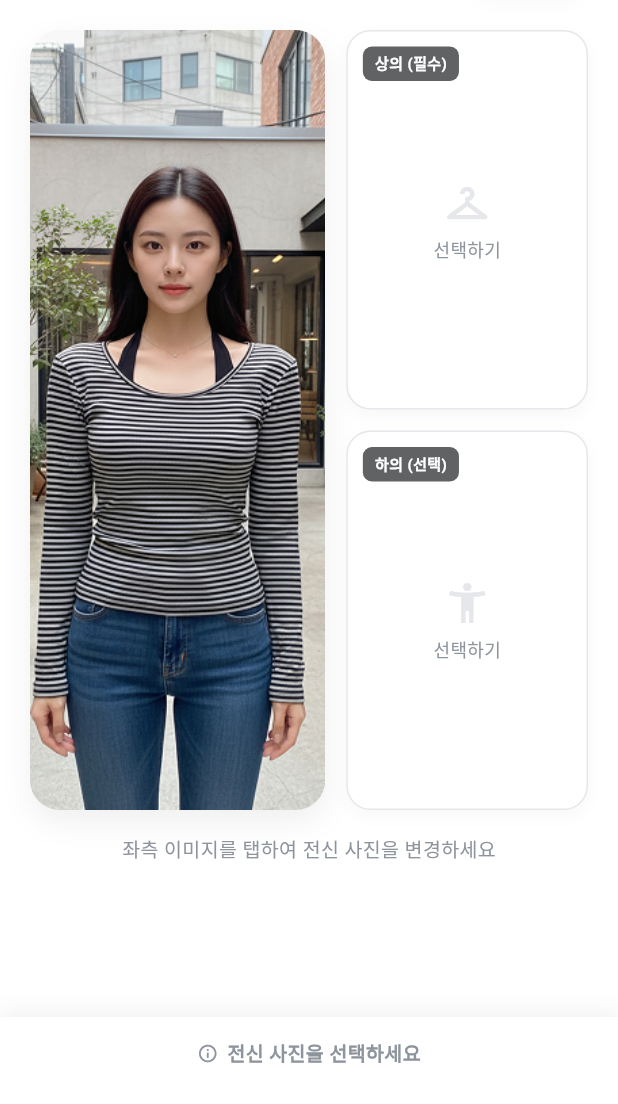
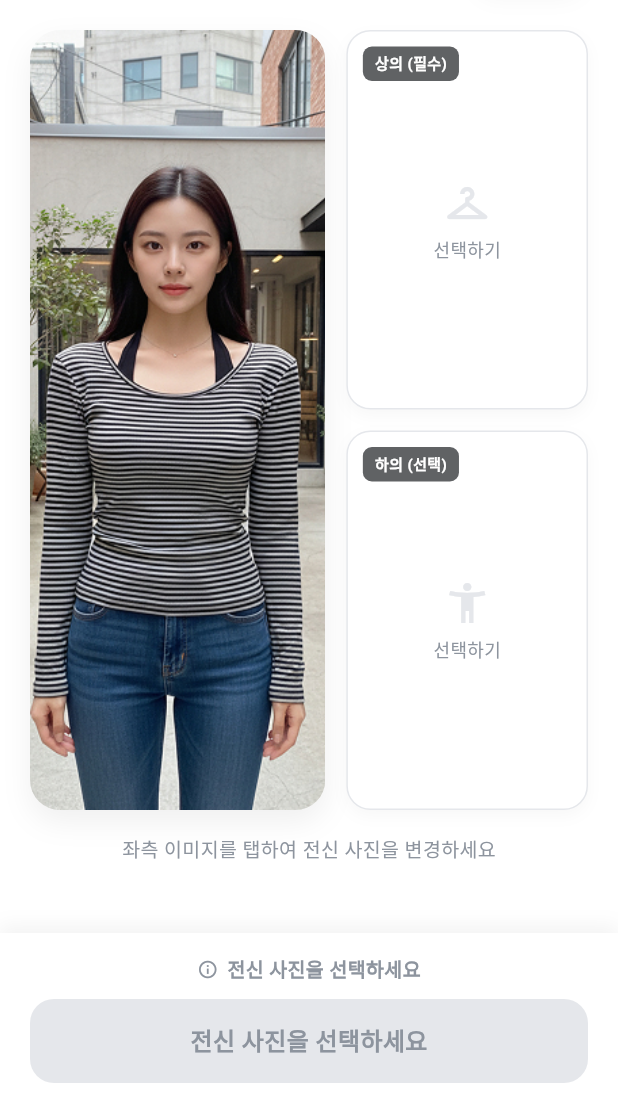
Before and after one commit to 2026-TU-Capstone-Project/Frontend, a Flutter app: the FittingRoomScreen screen opened directly, on a phone screen of 412 x 824 dp, the part 132-1236 px from its top. Run offline on Flutter 3.47's test engine with Material 3 defaults, Android fonts, the phone set to English and light mode, and no system bars; our stand-ins replace dio, flutter_riverpod, flutter_secure_storage, flutter_svg, geolocator, google_fonts and 4 more; missing offline and left inert: kakao_flutter_sdk_user; accounts and stored records are empty; generated files the repository leaves out were written again; network calls fail.

Commit message:
3/30 demo

```diff
--- a/lib/fitting/view/fitting_room_screen.dart
+++ b/lib/fitting/view/fitting_room_screen.dart
@@ -27,7 +27,7 @@ import '../component/fitting_main_stage.dart';
 import '../component/ai_stylist_input.dart';
 import '../component/add_clothing_sheet.dart';
 import '../component/wardrobe_picker_sheet.dart';
-import '../component/fit_type_selector.dart';
+import '../component/fit_type_selector_sheet.dart';
 import '../model/fit_type.dart';
 import '../util/clothes_category_util.dart';
 import 'package:capstone_fe/chat/view/ai_chat_screen.dart';
@@ -122,9 +122,6 @@ class _FittingRoomScreenState extends ConsumerState<FittingRoomScreen>
 
   /// 상단 토글: true = 피팅룸, false = AI 스타일리스트
   bool _isFittingRoomTab = true;
-
-  /// 핏감 선택 (기본값: 레귤러핏)
-  FitType _selectedFitType = FitType.regular;
 
   @override
   void initState() {
@@ -407,7 +404,14 @@ class _FittingRoomScreenState extends ConsumerState<FittingRoomScreen>
     }
   }
 
-  Future<void> _startVirtualFitting() async {
+  /// CTA 버튼 탭 시: 핏감 선택 바텀시트 → 선택 완료 → 팝업 닫힘 → SSE 피팅 시작
+  Future<void> _showFitTypeThenStart() async {
+    final fitType = await FitTypeSelectorSheet.show(context);
+    if (fitType == null || !mounted) return; // 사용자가 닫음
+    _startVirtualFitting(fitType);
+  }
+
+  Future<void> _startVirtualFitting(FitType fitType) async {
     if (_selectedUserImage == null) {
       ScaffoldMessenger.of(
         context,
@@ -935,11 +939,9 @@ class _FittingRoomScreenState extends ConsumerState<FittingRoomScreen>
               latencyText: _progress.latency != null
                   ? '${_progress.latency} 소요'
                   : null,
-              selectedFitType: _selectedFitType,
-              onFitTypeChanged: (ft) => setState(() => _selectedFitType = ft),
               onPressed: (_progress.isFittingNow || !isReady)
                   ? null
-                  : _startVirtualFitting,
+                  : _showFitTypeThenStart,
             )
           : null,
       body: SafeArea(
@@ -1232,16 +1234,12 @@ class _ResultActionBar extends StatelessWidget {
   }
 }
 
-/// 하단 CTA 바
-/// - 준비 전: 안내 문구만 표시 (버튼 없음)
-/// - 준비 완료: 핏감 셀렉터가 위로 슬라이드-인 → "가상 피팅 시작하기" 버튼 등장
-class _BottomCtaBar extends StatefulWidget {
+/// 하단 CTA 바 (핏감 선택은 바텀시트 팝업으로 분리됨)
+class _BottomCtaBar extends StatelessWidget {
   const _BottomCtaBar({
     required this.isReady,
     required this.isLoading,
     required this.helperText,
-    required this.selectedFitType,
-    required this.onFitTypeChanged,
     required this.onPressed,
     this.latencyText,
   });
@@ -1249,47 +1247,8 @@ class _BottomCtaBar extends StatefulWidget {
   final bool isReady;
   final bool isLoading;
   final String helperText;
-  final FitType selectedFitType;
-  final ValueChanged<FitType> onFitTypeChanged;
   final VoidCallback? onPressed;
   final String? latencyText;
-
-  @override
-  State<_BottomCtaBar> createState() => _BottomCtaBarState();
-}
-
-class _BottomCtaBarState extends State<_BottomCtaBar>
-    with SingleTickerProviderStateMixin {
-  late final AnimationController _ctrl;
-  late final Animation<double> _fadeAnim;
-
-  @override
-  void initState() {
-    super.initState();
-    _ctrl = AnimationController(
-      vsync: this,
-      duration: const Duration(milliseconds: 380),
-    );
-    _fadeAnim = CurvedAnimation(parent: _ctrl, curve: Curves.easeOutCubic);
-
-    if (widget.isReady) _ctrl.value = 1.0;
-  }
-
-  @override
-  void didUpdateWidget(_BottomCtaBar old) {
-    super.didUpdateWidget(old);
-    if (widget.isReady && !old.isReady) {
-      _ctrl.forward();
-    } else if (!widget.isReady && old.isReady) {
-      _ctrl.reverse();
-    }
-  }
-
-  @override
-  void dispose() {
-    _ctrl.dispose();
-    super.dispose();
-  }
 
   @override
   Widget build(BuildContext context) {
@@ -1313,8 +1272,8 @@ class _BottomCtaBarState extends State<_BottomCtaBar>
           child: Column(
             mainAxisSize: MainAxisSize.min,
             children: [
-              // ── 안내 문구 (항상 표시, ready 시엔 latency로 교체) ──────────
-              if (widget.latencyText != null)
+              // ── 안내 문구 ──────────
+              if (latencyText != null)
                 Padding(
                   padding: const EdgeInsets.only(bottom: 10),
                   child: Row(
@@ -1327,7 +1286,7 @@ class _BottomCtaBarState extends State<_BottomCtaBar>
                       ),
                       const SizedBox(width: 6),
                       Text(
-                        widget.latencyText!,
+                        latencyText!,
                         style: const TextStyle(
                           fontSize: 13,
                           color: AppColors.SUCCESS_COLOR,
@@ -1337,7 +1296,7 @@ class _BottomCtaBarState extends State<_BottomCtaBar>
                     ],
                   ),
                 )
-              else if (!widget.isReady)
+              else if (!isReady)
                 Padding(
                   padding: const EdgeInsets.only(bottom: 10),
                   child: Row(
@@ -1350,7 +1309,7 @@ class _BottomCtaBarState extends State<_BottomCtaBar>
                       ),
                       const SizedBox(width: 6),
                       Text(
-                        widget.helperText,
+                        helperText,
                         style: const TextStyle(
                           fontSize: 13,
                           color: AppColors.MEDIUM_GREY,
@@ -1361,33 +1320,20 @@ class _BottomCtaBarState extends State<_BottomCtaBar>
                   ),
                 ),
 
-              // ── 핏감 셀렉터 + 버튼: 위로 펼쳐지며 등장 ──────────────────
-              SizeTransition(
-                sizeFactor: _fadeAnim,
-                axisAlignment: -1.0,
-                child: FadeTransition(
-                  opacity: _fadeAnim,
-                  child: Column(
-                    mainAxisSize: MainAxisSize.min,
-                    children: [
-                      FitTypeSelector(
-                        selected: widget.selectedFitType,
-                        onChanged: widget.onFitTypeChanged,
-                        isEnabled: !widget.isLoading,
-                      ),
-                      const SizedBox(height: 12),
+              // ── CTA 버튼 ──────────
               GestureDetector(
-                        onTap: widget.onPressed,
+                onTap: onPressed,
                 child: AnimatedContainer(
                   duration: const Duration(milliseconds: 200),
                   width: double.infinity,
                   height: 56,
                   decoration: BoxDecoration(
                     borderRadius: BorderRadius.circular(16),
-                            color: widget.isLoading
+                    color: (isReady && !isLoading)
                         ? AppColors.PRIMARYCOLOR
-                                : AppColors.PRIMARYCOLOR,
-                            boxShadow: [
+                        : AppColors.BORDER_COLOR,
+                    boxShadow: (isReady && !isLoading)
+                        ? [
                             BoxShadow(
                               color: AppColors.PRIMARYCOLOR.withValues(
                                 alpha: 0.3,
@@ -1395,10 +1341,11 @@ class _BottomCtaBarState extends State<_BottomCtaBar>
                               blurRadius: 12,
                               offset: const Offset(0, 6),
                             ),
-                            ],
+                          ]
+                        : [],
                   ),
                   child: Center(
-                            child: widget.isLoading
+                    child: isLoading
                         ? const Row(
                             mainAxisAlignment: MainAxisAlignment.center,
                             children: [
@@ -1421,18 +1368,16 @@ class _BottomCtaBarState extends State<_BottomCtaBar>
                               ),
                             ],
                           )
-                                : const Text(
-                                    "가상 피팅 시작하기",
+                        : Text(
+                                isReady ? "핏감 선택하기" : helperText,
                                 style: TextStyle(
-                                      color: Colors.white,
+                                  color: isReady
+                                      ? Colors.white
+                                      : AppColors.MEDIUM_GREY,
                                   fontWeight: FontWeight.w800,
                                   fontSize: 16,
                                 ),
                               ),
-                          ),
-                        ),
-                      ),
-                    ],
                   ),
                 ),
               ),
```
Also changed, not shown: lib/fitting/component/fit_type_selector_sheet.dart (added, +208 -0 lines), lib/fitting/model/fit_type.dart (+12 -0 lines), 1 other file. Lines whose indentation alone changed are shown as unchanged.
